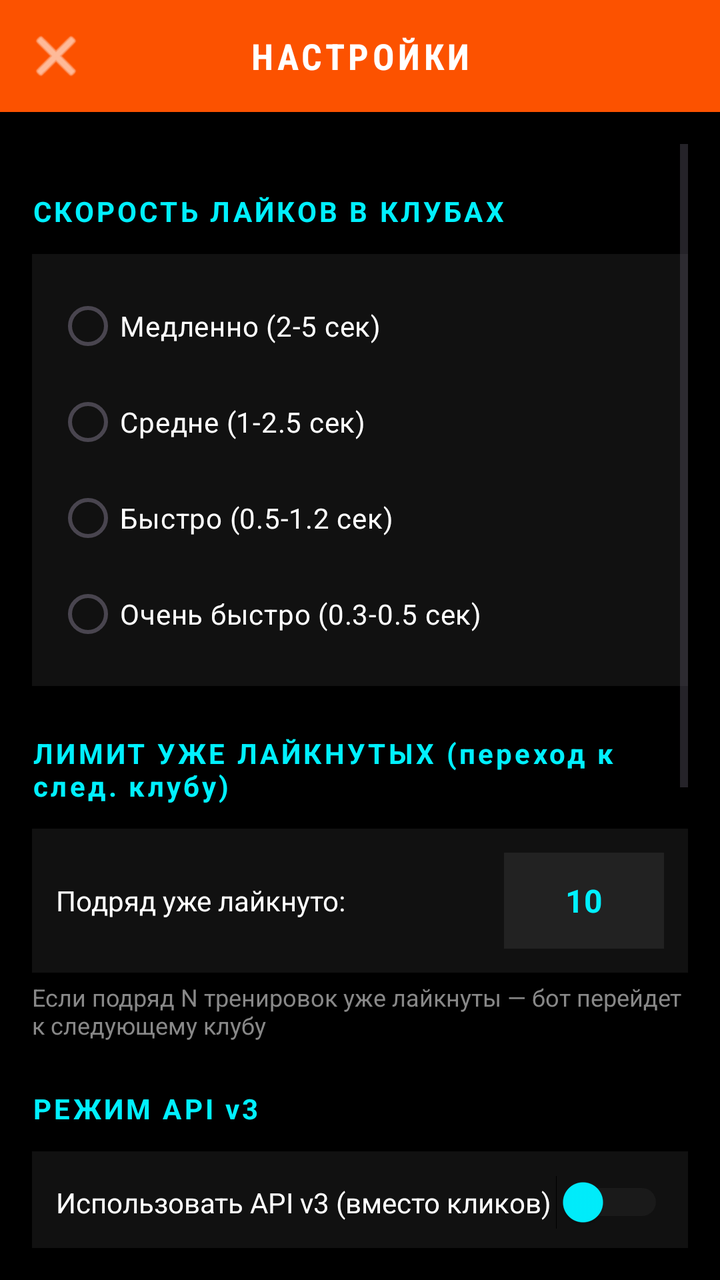
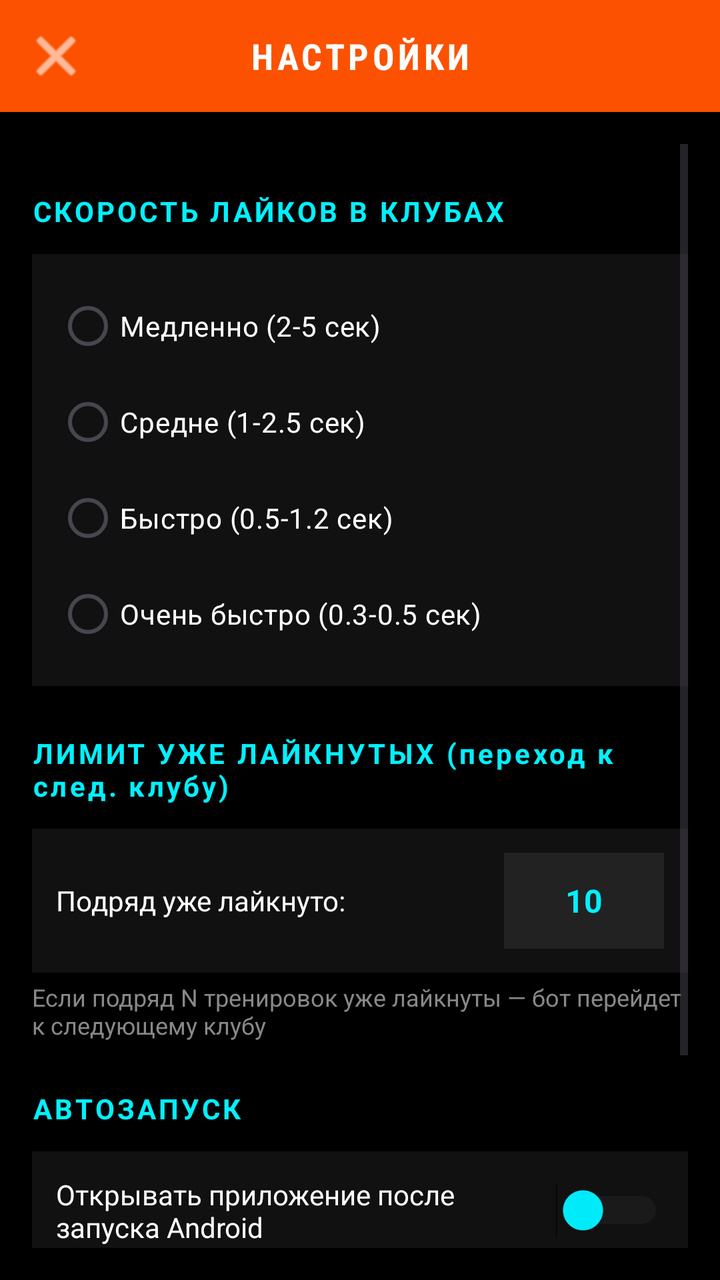

Before-and-after screenshots of an Android layout around one commit, followed by the original layout XML and the change that was made.
<!-- AndroidManifest.xml: application theme Theme.StravaKudos -->
<!-- res/layout/activity_settings.xml -->
<?xml version="1.0" encoding="utf-8"?>
<LinearLayout xmlns:android="http://schemas.android.com/apk/res/android"
    xmlns:app="http://schemas.android.com/apk/res-auto"
    android:layout_width="match_parent"
    android:layout_height="match_parent"
    android:orientation="vertical"
    android:background="#000000">

    
    <LinearLayout
        android:layout_width="match_parent"
        android:layout_height="56dp"
        android:orientation="horizontal"
        android:gravity="center_vertical"
        android:background="#FC5200"
        android:paddingStart="8dp"
        android:paddingEnd="8dp">

        <ImageButton
            android:id="@+id/btnBack"
            android:layout_width="40dp"
            android:layout_height="40dp"
            android:background="?android:attr/selectableItemBackgroundBorderless"
            android:src="@android:drawable/ic_menu_close_clear_cancel"
            app:tint="#FFFFFF"
            android:padding="8dp" />

        <TextView
            android:layout_width="0dp"
            android:layout_height="wrap_content"
            android:layout_weight="1"
            android:text="НАСТРОЙКИ"
            android:textColor="#FFFFFF"
            android:textStyle="bold"
            android:textSize="18sp"
            android:gravity="center"
            android:fontFamily="sans-serif-condensed"
            android:letterSpacing="0.1" />

        <View
            android:layout_width="40dp"
            android:layout_height="40dp" />
    </LinearLayout>

    <ScrollView
        android:layout_width="match_parent"
        android:layout_height="match_parent"
        android:padding="16dp">

        <LinearLayout
            android:layout_width="match_parent"
            android:layout_height="wrap_content"
            android:orientation="vertical">

            
            <TextView
                android:layout_width="match_parent"
                android:layout_height="wrap_content"
                android:text="СКОРОСТЬ ЛАЙКОВ В КЛУБАХ"
                android:textColor="#00F0FF"
                android:textStyle="bold"
                android:textSize="14sp"
                android:letterSpacing="0.1"
                android:layout_marginTop="24dp"
                android:layout_marginBottom="12dp" />

            <RadioGroup
                android:id="@+id/radioClubsSpeed"
                android:layout_width="match_parent"
                android:layout_height="wrap_content"
                android:orientation="vertical"
                android:background="#111111"
                android:padding="12dp">

                <RadioButton
                    android:id="@+id/radioSlow"
                    android:layout_width="match_parent"
                    android:layout_height="wrap_content"
                    android:text="Медленно (2-5 сек)"
                    android:textColor="#FFFFFF"
                    android:textSize="14sp"
                    android:buttonTint="#00F0FF"
                    android:paddingVertical="8dp" />

                <RadioButton
                    android:id="@+id/radioMedium"
                    android:layout_width="match_parent"
                    android:layout_height="wrap_content"
                    android:text="Средне (1-2.5 сек)"
                    android:textColor="#FFFFFF"
                    android:textSize="14sp"
                    android:buttonTint="#00F0FF"
                    android:paddingVertical="8dp" />

                <RadioButton
                    android:id="@+id/radioFast"
                    android:layout_width="match_parent"
                    android:layout_height="wrap_content"
                    android:text="Быстро (0.5-1.2 сек)"
                    android:textColor="#FFFFFF"
                    android:textSize="14sp"
                    android:buttonTint="#00F0FF"
                    android:paddingVertical="8dp" />

                <RadioButton
                    android:id="@+id/radioUltra"
                    android:layout_width="match_parent"
                    android:layout_height="wrap_content"
                    android:text="Очень быстро (0.3-0.5 сек)"
                    android:textColor="#FFFFFF"
                    android:textSize="14sp"
                    android:buttonTint="#00F0FF"
                    android:paddingVertical="8dp" />
            </RadioGroup>

            
            <TextView
                android:layout_width="match_parent"
                android:layout_height="wrap_content"
                android:text="ЛИМИТ УЖЕ ЛАЙКНУТЫХ (переход к след. клубу)"
                android:textColor="#00F0FF"
                android:textStyle="bold"
                android:textSize="14sp"
                android:letterSpacing="0.1"
                android:layout_marginTop="24dp"
                android:layout_marginBottom="12dp" />

            <LinearLayout
                android:layout_width="match_parent"
                android:layout_height="wrap_content"
                android:orientation="horizontal"
                android:gravity="center_vertical"
                android:background="#111111"
                android:padding="12dp">

                <TextView
                    android:layout_width="0dp"
                    android:layout_height="wrap_content"
                    android:layout_weight="1"
                    android:text="Подряд уже лайкнуто:"
                    android:textColor="#FFFFFF"
                    android:textSize="14sp" />

                <EditText
                    android:id="@+id/etConsecutiveLimit"
                    android:layout_width="80dp"
                    android:layout_height="48dp"
                    android:inputType="number"
                    android:text="10"
                    android:textColor="#00F0FF"
                    android:textSize="16sp"
                    android:textStyle="bold"
                    android:gravity="center"
                    android:background="#222222"
                    android:textCursorDrawable="@null"
                    android:padding="8dp" />
            </LinearLayout>

            <TextView
                android:layout_width="match_parent"
                android:layout_height="wrap_content"
                android:text="Если подряд N тренировок уже лайкнуты — бот перейдет к следующему клубу"
                android:textColor="#888888"
                android:textSize="12sp"
                android:layout_marginTop="4dp" />

            
            <TextView
                android:layout_width="match_parent"
                android:layout_height="wrap_content"
                android:text="РЕЖИМ API v3"
                android:textColor="#00F0FF"
                android:textStyle="bold"
                android:textSize="14sp"
                android:letterSpacing="0.1"
                android:layout_marginTop="24dp"
                android:layout_marginBottom="12dp" />

            <LinearLayout
                android:layout_width="match_parent"
                android:layout_height="wrap_content"
                android:orientation="horizontal"
                android:gravity="center_vertical"
                android:background="#111111"
                android:padding="12dp">

                <TextView
                    android:layout_width="0dp"
                    android:layout_height="wrap_content"
                    android:layout_weight="1"
                    android:text="Использовать API v3 (вместо кликов)"
                    android:textColor="#FFFFFF"
                    android:textSize="14sp" />

                <Switch
                    android:id="@+id/switchApiV3"
                    android:layout_width="wrap_content"
                    android:layout_height="wrap_content"
                    android:checked="false"
                    android:thumbTint="#00F0FF"
                    android:trackTint="#333333" />
            </LinearLayout>

        <TextView
            android:layout_width="match_parent"
            android:layout_height="wrap_content"
            android:text="Бот будет ставить лайки через REST API вместо имитации кликов. Может обходить веб rate-limit."
            android:textColor="#888888"
            android:textSize="12sp"
            android:layout_marginTop="4dp" />

        
        <TextView
            android:layout_width="match_parent"
            android:layout_height="wrap_content"
            android:text="АВТОЗАПУСК"
            android:textColor="#00F0FF"
            android:textStyle="bold"
            android:textSize="14sp"
            android:letterSpacing="0.1"
            android:layout_marginTop="24dp"
            android:layout_marginBottom="12dp" />

        <LinearLayout
            android:layout_width="match_parent"
            android:layout_height="wrap_content"
            android:orientation="horizontal"
            android:gravity="center_vertical"
            android:background="#111111"
            android:padding="12dp">

            <TextView
                android:layout_width="0dp"
                android:layout_height="wrap_content"
                android:layout_weight="1"
                android:text="Открывать приложение после запуска Android"
                android:textColor="#FFFFFF"
                android:textSize="14sp" />

            <Switch
                android:id="@+id/switchAutostart"
                android:layout_width="wrap_content"
                android:layout_height="wrap_content"
                android:checked="false"
                android:thumbTint="#00F0FF"
                android:trackTint="#333333" />
        </LinearLayout>

        <TextView
            android:layout_width="match_parent"
            android:layout_height="wrap_content"
            android:text="Для Android x86: после загрузки системы Strakudos откроется автоматически. Если бот был запущен до перезагрузки, он продолжит после загрузки Strava."
            android:textColor="#888888"
            android:textSize="12sp"
            android:layout_marginTop="4dp" />

            <EditText
                android:id="@+id/etTestActivityId"
                android:layout_width="match_parent"
                android:layout_height="48dp"
                android:background="#111111"
                android:textColor="#FFFFFF"
                android:textColorHint="#666666"
                android:hint="ID активности для теста (например: 18595955723)"
                android:paddingStart="12dp"
                android:paddingEnd="12dp"
                android:textSize="14sp"
                android:layout_marginTop="16dp"
                android:inputType="number" />

            <Button
                android:id="@+id/btnTestApi"
                android:layout_width="match_parent"
                android:layout_height="48dp"
                android:background="@drawable/btn_primary_bg"
                android:text="Тестировать API"
                android:textColor="#000000"
                android:textStyle="bold"
                android:textSize="14sp"
                android:layout_marginTop="8dp" />

            <TextView
                android:layout_width="match_parent"
                android:layout_height="wrap_content"
                android:text="Запустит тест прямо на текущей странице Strava (должен быть залогинен)."
                android:textColor="#888888"
                android:textSize="12sp"
                android:layout_marginTop="4dp" />

            <Button
                android:id="@+id/btnResetCounter"
                android:layout_width="match_parent"
                android:layout_height="48dp"
                android:background="@drawable/btn_secondary_bg"
                android:text="Сбросить счетчик лайков"
                android:textColor="#FFFFFF"
                android:textStyle="bold"
                android:textSize="14sp"
                android:layout_marginTop="32dp" />
        </LinearLayout>
    </ScrollView>

</LinearLayout>
<!-- resources referenced by this layout -->
<resources>
  <!-- drawable btn_primary_bg (drawable) -->
  <?xml version="1.0" encoding="utf-8"?>
  <selector xmlns:android="http://schemas.android.com/apk/res/android">
      <item android:state_enabled="false">
          <shape android:shape="rectangle">
              <solid android:color="#444444" />
              <corners android:radius="9999dp" />
          </shape>
      </item>
      <item android:state_pressed="true">
          <shape android:shape="rectangle">
              <solid android:color="#00D0E0" /> 
              <corners android:radius="9999dp" />
          </shape>
      </item>
      <item>
          <shape android:shape="rectangle">
              <solid android:color="#FFFFFF" /> 
              <corners android:radius="9999dp" />
              <stroke
                  android:width="1dp"
                  android:color="#00F0FF" /> 
          </shape>
      </item>
  </selector>
  <!-- drawable btn_secondary_bg (drawable) -->
  <?xml version="1.0" encoding="utf-8"?>
  <selector xmlns:android="http://schemas.android.com/apk/res/android">
      <item android:state_enabled="false">
          <shape android:shape="rectangle">
              <solid android:color="#222222" />
              <corners android:radius="9999dp" />
              <stroke
                  android:width="1dp"
                  android:color="#44FFFFFF" />
          </shape>
      </item>
      <item android:state_pressed="true">
          <shape android:shape="rectangle">
              <solid android:color="#0022AA" />
              <corners android:radius="9999dp" />
          </shape>
      </item>
      <item>
          <shape android:shape="rectangle">
              <solid android:color="#0A45FF" /> 
              <corners android:radius="9999dp" />
              <stroke
                  android:width="1dp"
                  android:color="#FFFFFF" />
          </shape>
      </item>
  </selector>
  <style name="Theme.StravaKudos" parent="Theme.Material3.DayNight.NoActionBar">
          <item name="colorPrimary">#FC5200</item>
          <item name="colorSecondary">#E64A19</item>
          <item name="android:statusBarColor">#FC5200</item>
      </style>
</resources>

<!-- the commit's change to res/layout/activity_settings.xml (unified diff, before → after) -->
@@ -164,51 +164,6 @@
                 android:textSize="12sp"
                 android:layout_marginTop="4dp" />
 
-            
-            <TextView
-                android:layout_width="match_parent"
-                android:layout_height="wrap_content"
-                android:text="РЕЖИМ API v3"
-                android:textColor="#00F0FF"
-                android:textStyle="bold"
-                android:textSize="14sp"
-                android:letterSpacing="0.1"
-                android:layout_marginTop="24dp"
-                android:layout_marginBottom="12dp" />
-
-            <LinearLayout
-                android:layout_width="match_parent"
-                android:layout_height="wrap_content"
-                android:orientation="horizontal"
-                android:gravity="center_vertical"
-                android:background="#111111"
-                android:padding="12dp">
-
-                <TextView
-                    android:layout_width="0dp"
-                    android:layout_height="wrap_content"
-                    android:layout_weight="1"
-                    android:text="Использовать API v3 (вместо кликов)"
-                    android:textColor="#FFFFFF"
-                    android:textSize="14sp" />
-
-                <Switch
-                    android:id="@+id/switchApiV3"
-                    android:layout_width="wrap_content"
-                    android:layout_height="wrap_content"
-                    android:checked="false"
-                    android:thumbTint="#00F0FF"
-                    android:trackTint="#333333" />
-            </LinearLayout>
-
-        <TextView
-            android:layout_width="match_parent"
-            android:layout_height="wrap_content"
-            android:text="Бот будет ставить лайки через REST API вместо имитации кликов. Может обходить веб rate-limit."
-            android:textColor="#888888"
-            android:textSize="12sp"
-            android:layout_marginTop="4dp" />
-
         
         <TextView
             android:layout_width="match_parent"
@@ -253,39 +208,6 @@
             android:textColor="#888888"
             android:textSize="12sp"
             android:layout_marginTop="4dp" />
-
-            <EditText
-                android:id="@+id/etTestActivityId"
-                android:layout_width="match_parent"
-                android:layout_height="48dp"
-                android:background="#111111"
-                android:textColor="#FFFFFF"
-                android:textColorHint="#666666"
-                android:hint="ID активности для теста (например: 18595955723)"
-                android:paddingStart="12dp"
-                android:paddingEnd="12dp"
-                android:textSize="14sp"
-                android:layout_marginTop="16dp"
-                android:inputType="number" />
-
-            <Button
-                android:id="@+id/btnTestApi"
-                android:layout_width="match_parent"
-                android:layout_height="48dp"
-                android:background="@drawable/btn_primary_bg"
-                android:text="Тестировать API"
-                android:textColor="#000000"
-                android:textStyle="bold"
-                android:textSize="14sp"
-                android:layout_marginTop="8dp" />
-
-            <TextView
-                android:layout_width="match_parent"
-                android:layout_height="wrap_content"
-                android:text="Запустит тест прямо на текущей странице Strava (должен быть залогинен)."
-                android:textColor="#888888"
-                android:textSize="12sp"
-                android:layout_marginTop="4dp" />
 
             <Button
                 android:id="@+id/btnResetCounter"
<!-- resource entries referenced after the edit -->
@@ -1,30 +1,5 @@
 <!-- resources referenced by this layout -->
 <resources>
-  <!-- drawable btn_primary_bg (drawable) -->
-  <?xml version="1.0" encoding="utf-8"?>
-  <selector xmlns:android="http://schemas.android.com/apk/res/android">
-      <item android:state_enabled="false">
-          <shape android:shape="rectangle">
-              <solid android:color="#444444" />
-              <corners android:radius="9999dp" />
-          </shape>
-      </item>
-      <item android:state_pressed="true">
-          <shape android:shape="rectangle">
-              <solid android:color="#00D0E0" /> 
-              <corners android:radius="9999dp" />
-          </shape>
-      </item>
-      <item>
-          <shape android:shape="rectangle">
-              <solid android:color="#FFFFFF" /> 
-              <corners android:radius="9999dp" />
-              <stroke
-                  android:width="1dp"
-                  android:color="#00F0FF" /> 
-          </shape>
-      </item>
-  </selector>
   <!-- drawable btn_secondary_bg (drawable) -->
   <?xml version="1.0" encoding="utf-8"?>
   <selector xmlns:android="http://schemas.android.com/apk/res/android">
